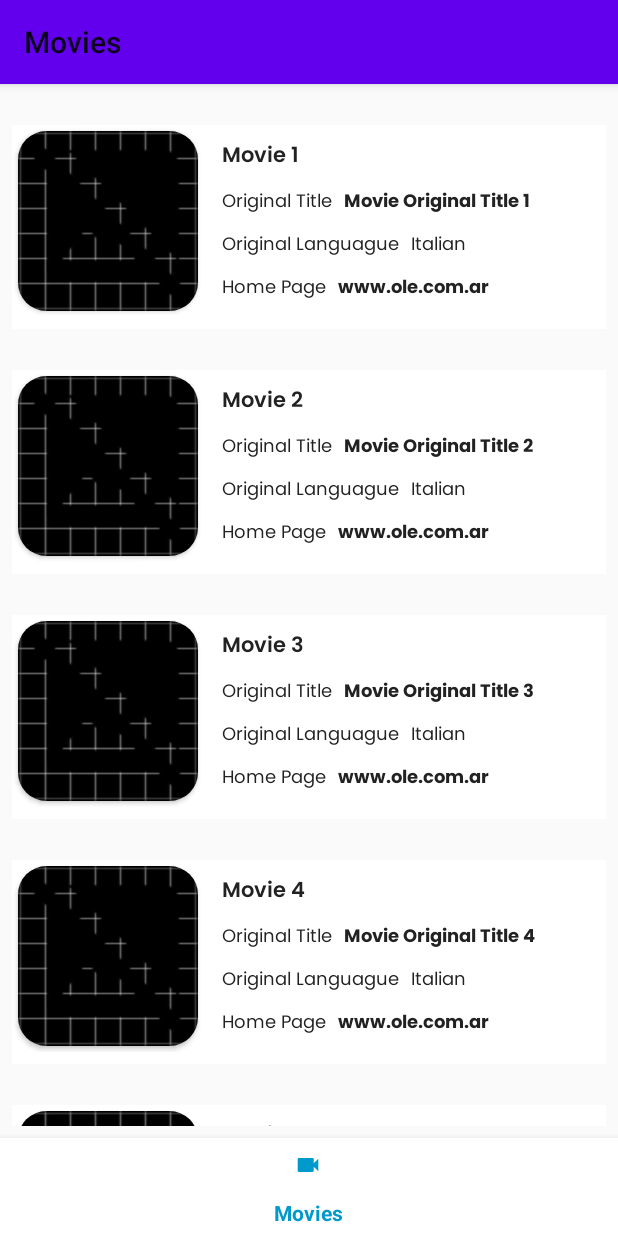
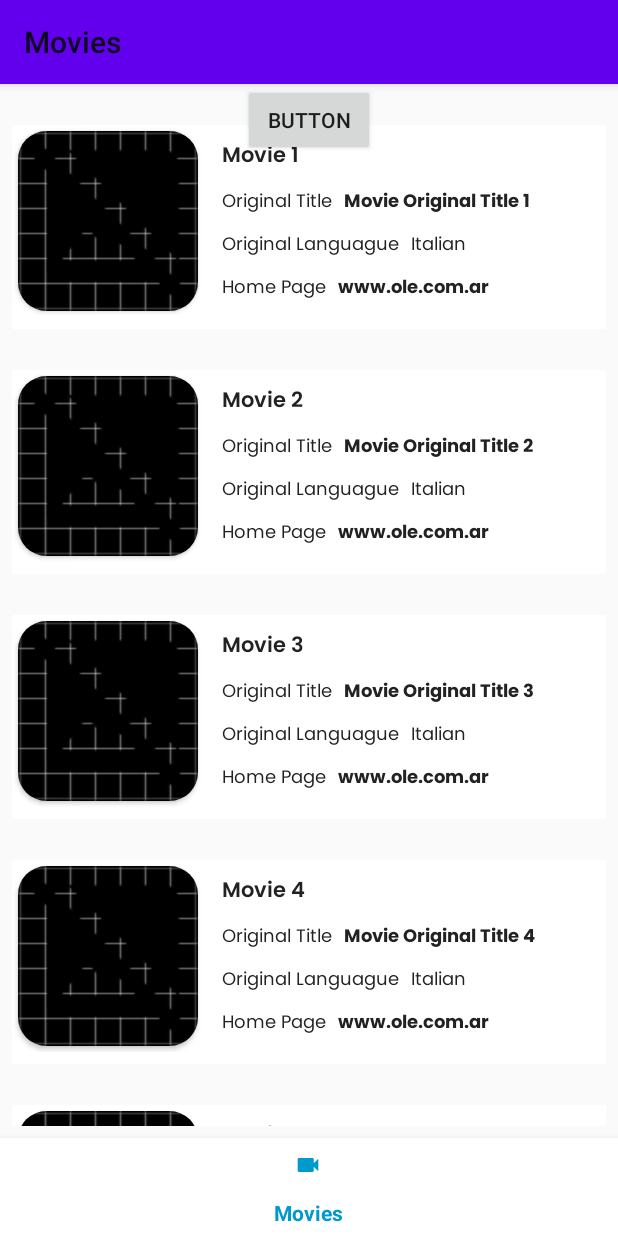
Before and after one commit to giannoniagustin/HealthyVirtuosoTest, an Android app: the screen it shows after launch (MainActivity), on a phone screen of 412 x 824 dp. Run offline under Robolectric (Android 15) with nearby library versions, the phone set to English and light mode, and no system bars; our stand-ins replace Dagger/Hilt's generated code, data binding, navigation-ui; pictures from the network do not load.

```diff
--- a/app/src/main/java/com/example/healthyvirtuosotest/arch/app/common/DataAccessStrategy.kt
+++ b/app/src/main/java/com/example/healthyvirtuosotest/arch/app/common/DataAccessStrategy.kt
@@ -4,7 +4,6 @@ import androidx.lifecycle.LiveData
 import androidx.lifecycle.liveData
 import com.example.healthyvirtuosotest.core.abstraction.workers.Resource
 import kotlinx.coroutines.Dispatchers
-import kotlinx.coroutines.delay
 import kotlinx.coroutines.flow.flow
 
 
@@ -59,6 +58,7 @@ fun <A> serviceOperation(
 
     return liveData(Dispatchers.IO) {
         emit(Resource.loading())
+        //delay(3000)
         val responseStatus: Resource<A> = networkCall.invoke()
         if (responseStatus.status == Resource.Status.ERROR) {
             emit(parseError.invoke(responseStatus))
--- a/app/src/main/java/com/example/healthyvirtuosotest/arch/movies/domain/usecases/GetPopularMovies.kt
+++ b/app/src/main/java/com/example/healthyvirtuosotest/arch/movies/domain/usecases/GetPopularMovies.kt
@@ -5,6 +5,6 @@ import javax.inject.Inject
 
 class GetPopularMovies @Inject constructor(private val repository: MoviesRepository) {
 
-     operator fun invoke() = repository.getPopularMovies()
+    operator fun invoke() = repository.getPopularMovies()
 
 }
--- a/app/src/main/java/com/example/healthyvirtuosotest/arch/movies/repository/MoviesRepository.kt
+++ b/app/src/main/java/com/example/healthyvirtuosotest/arch/movies/repository/MoviesRepository.kt
@@ -11,15 +11,10 @@ class MoviesRepository @Inject constructor(
     private val moviesRemoteDataSource: MoviesRemoteDataSource,
     private val moviesMappers: MoviesMappers
 ) {
-
     fun getPopularMovies() = serviceOperation(
         networkCall = { /*moviesRemoteDataSource.getPopularMovies()*/
             Resource.success(Movie.dummyMovies(), status = Resource.Status.SUCCESS)
         },
         parseError = { moviesMappers.moviesError(response = it) }
     )
-
-    //fun getMovieDetails(movieId: Int) = moviesRemoteDataSource.getMovieDetails(movieId)
-
-
 }
--- a/app/src/main/java/com/example/healthyvirtuosotest/arch/movies/viemodel/MoviesViewModel.kt
+++ b/app/src/main/java/com/example/healthyvirtuosotest/arch/movies/viemodel/MoviesViewModel.kt
@@ -1,7 +1,9 @@
 package com.example.healthyvirtuosotest.arch.movies.viemodel
 
 import androidx.lifecycle.LiveData
+import androidx.lifecycle.MutableLiveData
 import androidx.lifecycle.ViewModel
+import androidx.lifecycle.switchMap
 import com.example.healthyvirtuosotest.arch.movies.domain.model.Movie
 import com.example.healthyvirtuosotest.arch.movies.domain.usecases.MoviesUseCase
 import com.example.healthyvirtuosotest.core.abstraction.workers.Resource
@@ -10,8 +12,12 @@ import javax.inject.Inject
 
 @HiltViewModel
 class MoviesViewModel @Inject constructor(private val moviesUseCase: MoviesUseCase) : ViewModel() {
-
-    val movies: LiveData<Resource<List<Movie>>> by lazy {
+    private val moviesDispatcher: MutableLiveData<Int> = MutableLiveData()
+    val movies: LiveData<Resource<List<Movie>>> = moviesDispatcher.switchMap {
         moviesUseCase.getPopularMovies()
     }
+
+    fun getMovies() {
+        moviesDispatcher.value = 1
+    }
 }
--- a/app/src/main/java/com/example/healthyvirtuosotest/core/abstraction/fragments/BaseFragment.kt
+++ b/app/src/main/java/com/example/healthyvirtuosotest/core/abstraction/fragments/BaseFragment.kt
@@ -61,7 +61,6 @@ abstract class BaseFragment<B : ViewBinding, A : BaseActivity<*>> : Fragment() {
      *
      * @param savedInstanceState Bundle
      */
-    protected abstract fun onCreateView(savedInstanceState: Bundle?)
     val navigationBar: BottomNavigationView?
         get() {
             return parent.get()?.navigationBar()
--- a/app/src/main/java/com/example/healthyvirtuosotest/views/fragments/MovieDetailFragment.kt
+++ b/app/src/main/java/com/example/healthyvirtuosotest/views/fragments/MovieDetailFragment.kt
@@ -23,8 +23,6 @@ class MovieDetailFragment : BaseFragment<FragmentMovieDetailBinding, MainActivit
     private val args: MovieDetailFragmentArgs by navArgs()
 
     override fun getBindingClass() = FragmentMovieDetailBinding.inflate(layoutInflater)
-
-    override fun onCreateView(savedInstanceState: Bundle?) {}
 
     override fun onCreateView(
         inflater: LayoutInflater,
--- a/app/src/main/java/com/example/healthyvirtuosotest/views/fragments/MoviesFragment.kt
+++ b/app/src/main/java/com/example/healthyvirtuosotest/views/fragments/MoviesFragment.kt
@@ -34,9 +34,7 @@ class MoviesFragment : BaseFragment<FragmentMoviesBinding, MainActivity>() {
 
     override fun onCreate(savedInstanceState: Bundle?) {
         super.onCreate(savedInstanceState)
-
-
-
+        moviesViewModel.getMovies()
     }
 
     override fun onCreateView(
@@ -47,7 +45,7 @@ class MoviesFragment : BaseFragment<FragmentMoviesBinding, MainActivity>() {
         binding = getBindingClass()
         binding.rvMovies.layoutManager =
             LinearLayoutManager(requireContext(), RecyclerView.VERTICAL, false)
-
+        binding.button.setOnClickListener { moviesViewModel.getMovies() }
         binding.rvMovies.initGrid(
             dataSet = movieAdapter,
             span = 1,
@@ -64,6 +62,13 @@ class MoviesFragment : BaseFragment<FragmentMoviesBinding, MainActivity>() {
                     )
                 }
             })
+
+
+        return binding.root
+    }
+
+    override fun onViewCreated(view: View, savedInstanceState: Bundle?) {
+        super.onViewCreated(view, savedInstanceState)
         moviesViewModel.movies.observe(viewLifecycleOwner) {
             when (it.status) {
                 Resource.Status.SUCCESS -> {
@@ -77,16 +82,14 @@ class MoviesFragment : BaseFragment<FragmentMoviesBinding, MainActivity>() {
                 }
                 Resource.Status.ERROR -> {
                     dismissDialog()
+
                 }
             }
         }
-        return binding.root
     }
 
-    override fun onViewCreated(view: View, savedInstanceState: Bundle?) {
-        super.onViewCreated(view, savedInstanceState)
-
+    override fun onResume() {
+        moviesViewModel.getMovies()
+        super.onResume()
     }
-
-    override fun onCreateView(savedInstanceState: Bundle?) {}
 }
--- a/app/src/main/res/layout/fragment_movies.xml
+++ b/app/src/main/res/layout/fragment_movies.xml
@@ -22,5 +22,14 @@
             app:layout_constraintTop_toTopOf="parent"
             tools:itemCount="6"
             tools:listitem="@layout/movie_card" />
+
+        <Button
+            android:id="@+id/button"
+            android:layout_width="wrap_content"
+            android:layout_height="wrap_content"
+            android:text="Button"
+            app:layout_constraintEnd_toEndOf="parent"
+            app:layout_constraintStart_toStartOf="parent"
+            app:layout_constraintTop_toTopOf="parent" />
     </androidx.constraintlayout.widget.ConstraintLayout>
 </layout>
```
